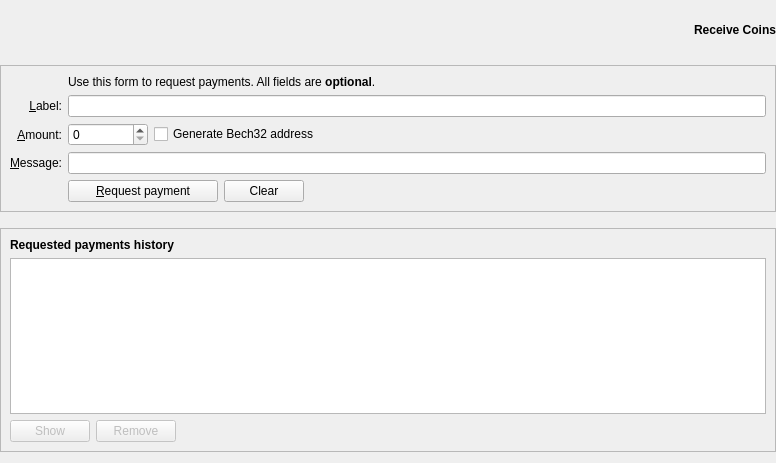
This is src/qt/forms/receivecoinsdialog.ui in deeponion/deeponion as Qt 5 draws it before an edit. The edited form follows.
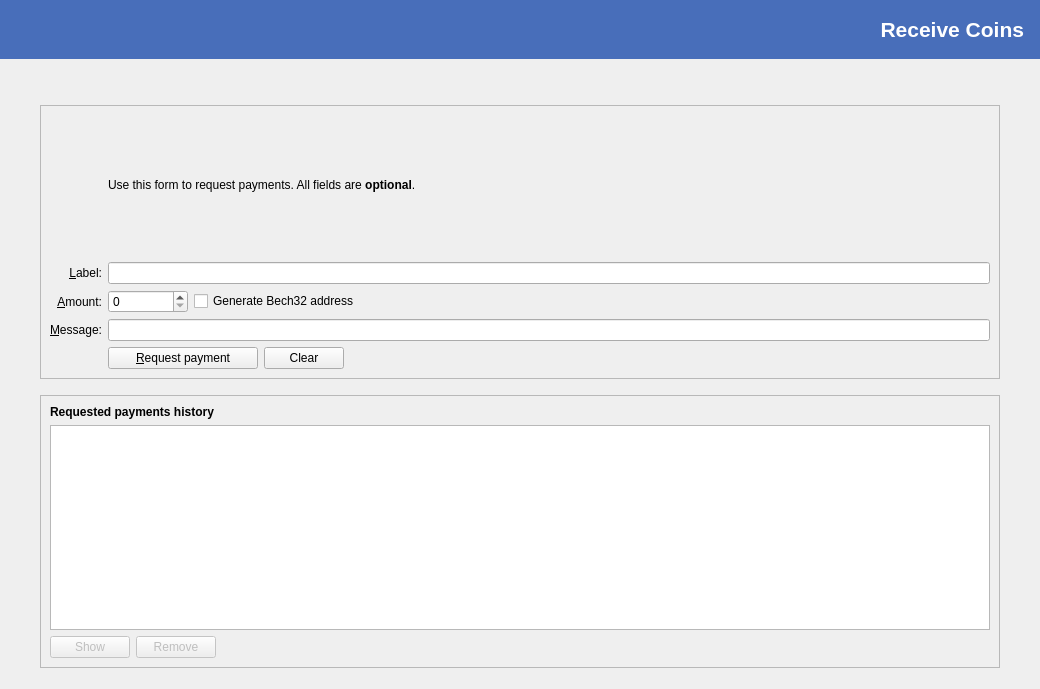
This is the edited form. Icons and pictures are not drawn. Custom widgets are drawn as their Qt base class.

Commit message: fixed various page screen size

Diff of the .ui file:
```diff
--- a/src/qt/forms/receivecoinsdialog.ui
+++ b/src/qt/forms/receivecoinsdialog.ui
@@ -6,11 +6,11 @@
    <rect>
     <x>0</x>
     <y>0</y>
-    <width>776</width>
-    <height>463</height>
+    <width>1040</width>
+    <height>689</height>
    </rect>
   </property>
-  <layout class="QVBoxLayout" name="verticalLayout" stretch="0,0,0,1">
+  <layout class="QVBoxLayout" name="verticalLayout" stretch="0,0,0,0">
    <property name="leftMargin">
     <number>0</number>
    </property>
@@ -36,10 +36,14 @@
      </property>
      <property name="font">
       <font>
+       <pointsize>16</pointsize>
        <weight>75</weight>
        <bold>true</bold>
       </font>
      </property>
+     <property name="styleSheet">
+      <string notr="true">background-color: #486EBA; color: white;padding-right: 10px;</string>
+     </property>
      <property name="text">
       <string>Receive Coins</string>
      </property>
@@ -49,6 +53,42 @@
     </widget>
    </item>
    <item>
+    <spacer name="verticalSpacer">
+     <property name="orientation">
+      <enum>Qt::Vertical</enum>
+     </property>
+     <property name="sizeType">
+      <enum>QSizePolicy::Minimum</enum>
+     </property>
+     <property name="sizeHint" stdset="0">
+      <size>
+       <width>20</width>
+       <height>40</height>
+      </size>
+     </property>
+    </spacer>
+   </item>
+   <item>
+    <layout class="QHBoxLayout" name="horizontalLayoutMain">
+     <item>
+      <spacer name="horizontalSpacer_4">
+       <property name="orientation">
+        <enum>Qt::Horizontal</enum>
+       </property>
+       <property name="sizeType">
+        <enum>QSizePolicy::Minimum</enum>
+       </property>
+       <property name="sizeHint" stdset="0">
+        <size>
+         <width>40</width>
+         <height>20</height>
+        </size>
+       </property>
+      </spacer>
+     </item>
+     <item>
+      <layout class="QVBoxLayout" name="verticalLayout_4">
+       <item>
     <widget class="QFrame" name="frame2">
      <property name="sizePolicy">
       <sizepolicy hsizetype="Preferred" vsizetype="Expanding">
@@ -271,10 +311,13 @@
     </widget>
    </item>
    <item>
-    <spacer name="verticalSpacer_2">
+        <spacer name="verticalSpacer_3">
      <property name="orientation">
       <enum>Qt::Vertical</enum>
      </property>
+         <property name="sizeType">
+          <enum>QSizePolicy::Minimum</enum>
+         </property>
      <property name="sizeHint" stdset="0">
       <size>
        <width>20</width>
@@ -383,6 +426,42 @@
       </item>
      </layout>
     </widget>
+       </item>
+      </layout>
+     </item>
+     <item>
+      <spacer name="horizontalSpacer_5">
+       <property name="orientation">
+        <enum>Qt::Horizontal</enum>
+       </property>
+       <property name="sizeType">
+        <enum>QSizePolicy::Minimum</enum>
+       </property>
+       <property name="sizeHint" stdset="0">
+        <size>
+         <width>40</width>
+         <height>20</height>
+        </size>
+       </property>
+      </spacer>
+     </item>
+    </layout>
+   </item>
+   <item>
+    <spacer name="verticalSpacer_2">
+     <property name="orientation">
+      <enum>Qt::Vertical</enum>
+     </property>
+     <property name="sizeType">
+      <enum>QSizePolicy::Minimum</enum>
+     </property>
+     <property name="sizeHint" stdset="0">
+      <size>
+       <width>20</width>
+       <height>10</height>
+      </size>
+     </property>
+    </spacer>
    </item>
   </layout>
  </widget>
```
Lines whose indentation alone changed are shown as unchanged. The commit also changes 2 other files.
